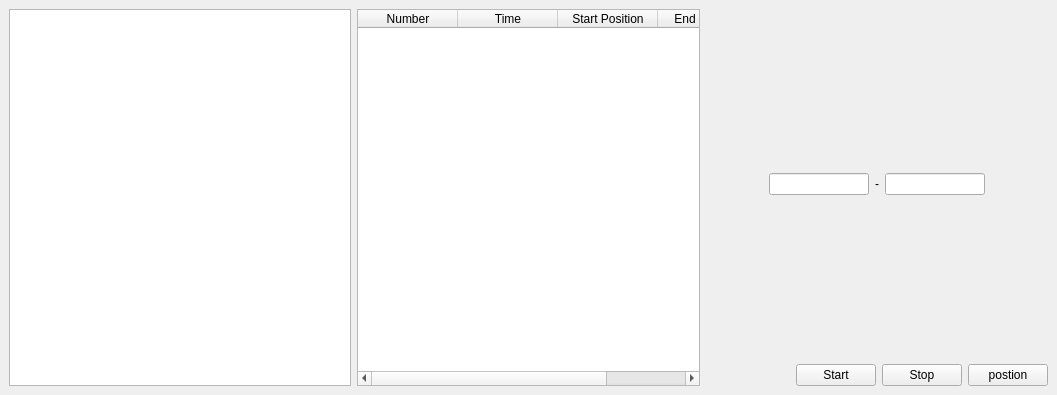
MingYueRuYa/cprimeprimecode, file qtcode/projects/simulation_mouse_event/ui/ui_smemainwindow.ui: the form before one commit.
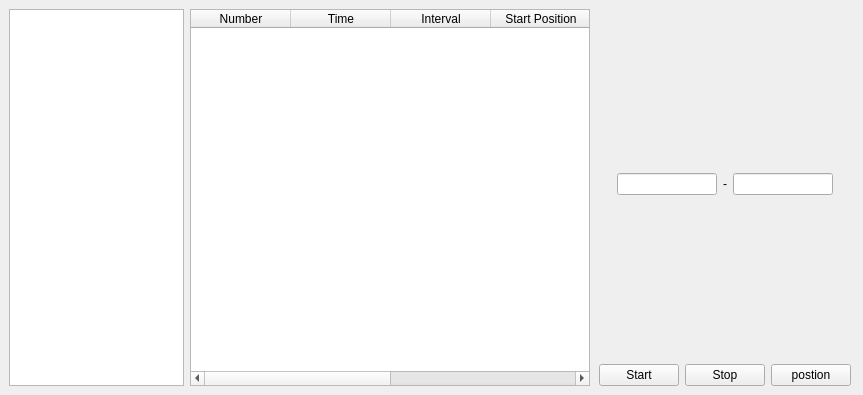
The form after the commit.

What changed in the file:
```diff
--- a/qtcode/projects/simulation_mouse_event/ui/ui_smemainwindow.ui
+++ b/qtcode/projects/simulation_mouse_event/ui/ui_smemainwindow.ui
@@ -6,7 +6,7 @@
    <rect>
     <x>0</x>
     <y>0</y>
-    <width>1057</width>
+    <width>863</width>
     <height>395</height>
    </rect>
   </property>
@@ -14,14 +14,33 @@
    <string>MainWindow</string>
   </property>
   <widget class="QWidget" name="centralwidget">
-   <layout class="QHBoxLayout" name="horizontalLayout_2">
+   <layout class="QHBoxLayout" name="horizontalLayout_3">
     <item>
-     <widget class="QListWidget" name="listwidget_loginfo"/>
+     <widget class="QListWidget" name="listwidget_loginfo">
+      <property name="maximumSize">
+       <size>
+        <width>250</width>
+        <height>16777215</height>
+       </size>
+      </property>
+     </widget>
     </item>
     <item>
      <widget class="QTableWidget" name="tablewidget_timerinfo">
+      <property name="minimumSize">
+       <size>
+        <width>400</width>
+        <height>0</height>
+       </size>
+      </property>
+      <property name="contextMenuPolicy">
+       <enum>Qt::CustomContextMenu</enum>
+      </property>
+      <property name="selectionMode">
+       <enum>QAbstractItemView::SingleSelection</enum>
+      </property>
       <property name="columnCount">
-       <number>4</number>
+       <number>6</number>
       </property>
       <column>
        <property name="text">
@@ -33,6 +52,11 @@
         <string>Time</string>
        </property>
       </column>
+      <column>
+       <property name="text">
+        <string>Interval</string>
+       </property>
+      </column>
       <column>
        <property name="text">
         <string>Start Position</string>
@@ -43,8 +67,15 @@
         <string>End Position</string>
        </property>
       </column>
+      <column>
+       <property name="text">
+        <string>Count</string>
+       </property>
+      </column>
      </widget>
     </item>
+    <item>
+     <layout class="QVBoxLayout" name="verticalLayout_2">
     <item>
      <layout class="QVBoxLayout" name="verticalLayout">
       <item>
@@ -151,8 +182,10 @@
         </property>
        </spacer>
       </item>
+       </layout>
+      </item>
       <item>
-       <layout class="QHBoxLayout" name="horizontalLayout_3">
+       <layout class="QHBoxLayout" name="horizontalLayout_2">
         <item>
          <spacer name="horizontalSpacer">
           <property name="orientation">
@@ -181,12 +214,25 @@
          </widget>
         </item>
         <item>
-         <widget class="QPushButton" name="btn_st">
+         <widget class="QPushButton" name="btn_getposition">
           <property name="text">
            <string>postion</string>
           </property>
          </widget>
         </item>
+        <item>
+         <spacer name="horizontalSpacer_4">
+          <property name="orientation">
+           <enum>Qt::Horizontal</enum>
+          </property>
+          <property name="sizeHint" stdset="0">
+           <size>
+            <width>40</width>
+            <height>20</height>
+           </size>
+          </property>
+         </spacer>
+        </item>
        </layout>
       </item>
      </layout>
```
Lines whose indentation alone changed are shown as unchanged.
